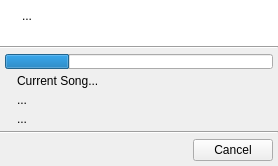
This is uman/src/QUProgressDialog.ui in UltraStar-Deluxe/UltraStar-Manager as Qt 5 draws it before an edit. The edited form follows.
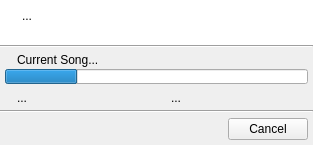
This is the edited form. Icons and pictures are not drawn.

Commit message: filter area modified; progress dialog ui modified

What changed in the file:
```diff
--- a/uman/src/QUProgressDialog.ui
+++ b/uman/src/QUProgressDialog.ui
@@ -8,8 +8,8 @@
    <rect>
     <x>0</x>
     <y>0</y>
-    <width>278</width>
-    <height>166</height>
+    <width>313</width>
+    <height>145</height>
    </rect>
   </property>
   <property name="windowTitle" >
@@ -149,11 +149,56 @@
    <item>
     <layout class="QVBoxLayout" name="verticalLayout" >
      <property name="spacing" >
-      <number>5</number>
+      <number>2</number>
      </property>
      <property name="margin" >
       <number>5</number>
      </property>
+     <item>
+      <layout class="QHBoxLayout" name="horizontalLayout_6" >
+       <property name="spacing" >
+        <number>5</number>
+       </property>
+       <item>
+        <widget class="QLabel" name="currentSongIcon" >
+         <property name="sizePolicy" >
+          <sizepolicy vsizetype="Fixed" hsizetype="Fixed" >
+           <horstretch>0</horstretch>
+           <verstretch>0</verstretch>
+          </sizepolicy>
+         </property>
+         <property name="text" >
+          <string/>
+         </property>
+         <property name="pixmap" >
+          <pixmap resource="images/uman.qrc" >:/types/text.png</pixmap>
+         </property>
+         <property name="alignment" >
+          <set>Qt::AlignLeading|Qt::AlignLeft|Qt::AlignTop</set>
+         </property>
+        </widget>
+       </item>
+       <item>
+        <widget class="QLabel" name="currentSongLbl" >
+         <property name="sizePolicy" >
+          <sizepolicy vsizetype="Fixed" hsizetype="Preferred" >
+           <horstretch>0</horstretch>
+           <verstretch>0</verstretch>
+          </sizepolicy>
+         </property>
+         <property name="text" >
+          <string>Current Song...</string>
+         </property>
+         <property name="alignment" >
+          <set>Qt::AlignLeading|Qt::AlignLeft|Qt::AlignTop</set>
+         </property>
+         <property name="wordWrap" >
+          <bool>false</bool>
+         </property>
+        </widget>
+       </item>
+      </layout>
+     </item>
      <item>
       <widget class="QProgressBar" name="progress" >
        <property name="maximumSize" >
@@ -171,49 +216,14 @@
       </widget>
      </item>
      <item>
-      <layout class="QGridLayout" >
+      <layout class="QHBoxLayout" name="horizontalLayout_3" >
        <property name="spacing" >
         <number>5</number>
        </property>
-       <item row="0" column="0" >
-        <widget class="QLabel" name="currentSongIcon" >
-         <property name="sizePolicy" >
-          <sizepolicy vsizetype="Fixed" hsizetype="Fixed" >
-           <horstretch>0</horstretch>
-           <verstretch>0</verstretch>
-          </sizepolicy>
-         </property>
-         <property name="text" >
-          <string/>
-         </property>
-         <property name="pixmap" >
-          <pixmap resource="images/uman.qrc" >:/types/text.png</pixmap>
-         </property>
-         <property name="alignment" >
-          <set>Qt::AlignLeading|Qt::AlignLeft|Qt::AlignTop</set>
-         </property>
-        </widget>
-       </item>
-       <item row="0" column="1" >
-        <widget class="QLabel" name="currentSongLbl" >
-         <property name="sizePolicy" >
-          <sizepolicy vsizetype="Fixed" hsizetype="Preferred" >
-           <horstretch>0</horstretch>
-           <verstretch>0</verstretch>
-          </sizepolicy>
-         </property>
-         <property name="text" >
-          <string>Current Song...</string>
-         </property>
-         <property name="alignment" >
-          <set>Qt::AlignLeading|Qt::AlignLeft|Qt::AlignTop</set>
-         </property>
-         <property name="wordWrap" >
-          <bool>false</bool>
-         </property>
-        </widget>
-       </item>
-       <item row="1" column="0" >
+       <property name="topMargin" >
+        <number>5</number>
+       </property>
+       <item>
         <widget class="QLabel" name="label" >
          <property name="sizePolicy" >
           <sizepolicy vsizetype="Fixed" hsizetype="Fixed" >
@@ -229,7 +239,7 @@
          </property>
         </widget>
        </item>
-       <item row="1" column="1" >
+       <item>
         <widget class="QLabel" name="timeLbl" >
          <property name="sizePolicy" >
           <sizepolicy vsizetype="Fixed" hsizetype="Preferred" >
@@ -242,8 +252,14 @@
          </property>
         </widget>
        </item>
-       <item row="2" column="0" >
+       <item>
         <widget class="QLabel" name="label_2" >
+         <property name="sizePolicy" >
+          <sizepolicy vsizetype="Fixed" hsizetype="Fixed" >
+           <horstretch>0</horstretch>
+           <verstretch>0</verstretch>
+          </sizepolicy>
+         </property>
          <property name="text" >
           <string/>
          </property>
@@ -252,7 +268,7 @@
          </property>
         </widget>
        </item>
-       <item row="2" column="1" >
+       <item>
         <widget class="QLabel" name="speedLbl" >
          <property name="text" >
           <string>...</string>
```
Left out of the diff: 4 changed lines with no effect on the pictures. The commit also changes 13 other files.
